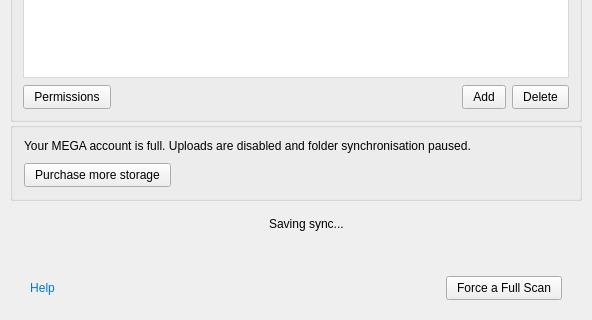
This is src/MEGASync/gui/linux/SettingsDialog.ui in meganz/MEGAsync as Qt 5 draws it before an edit; both pictures show x 0 to 592 and y 383 to 703 of the 592 by 703 pixel window. The edited form follows.
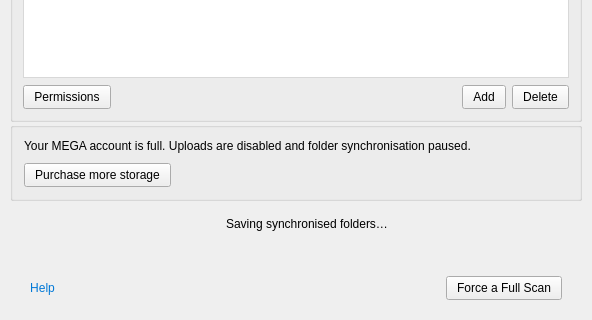
This is the edited form. The open tabs and pages were chosen to show the change. Icons and pictures are not drawn. Custom widgets are drawn as their Qt base class.

Commit message: Update saving syncs string label in Settings

```diff
--- a/src/MEGASync/gui/linux/SettingsDialog.ui
+++ b/src/MEGASync/gui/linux/SettingsDialog.ui
@@ -1794,7 +1794,7 @@
            <item>
             <widget class="QLabel" name="lSavingSyncs">
              <property name="text">
-              <string>Saving sync...</string>
+              <string>Saving synchronised folders…</string>
              </property>
             </widget>
            </item>
```
The commit also changes 3 other files.
